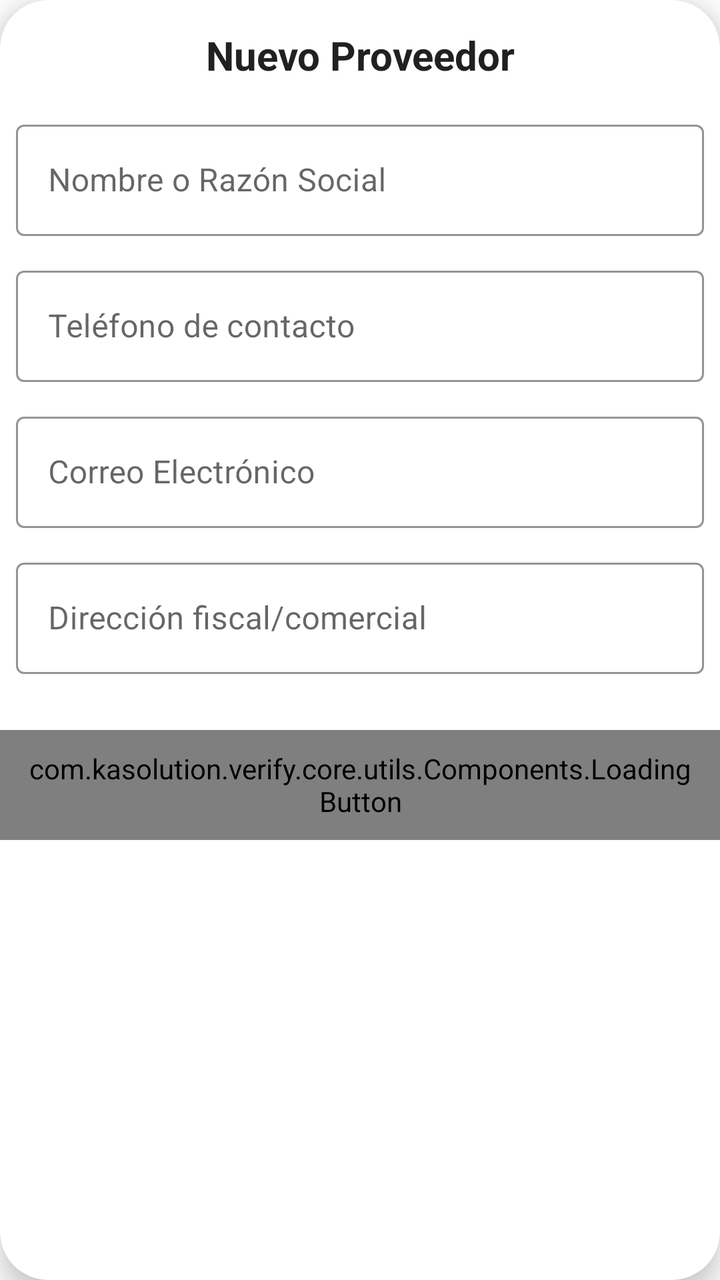
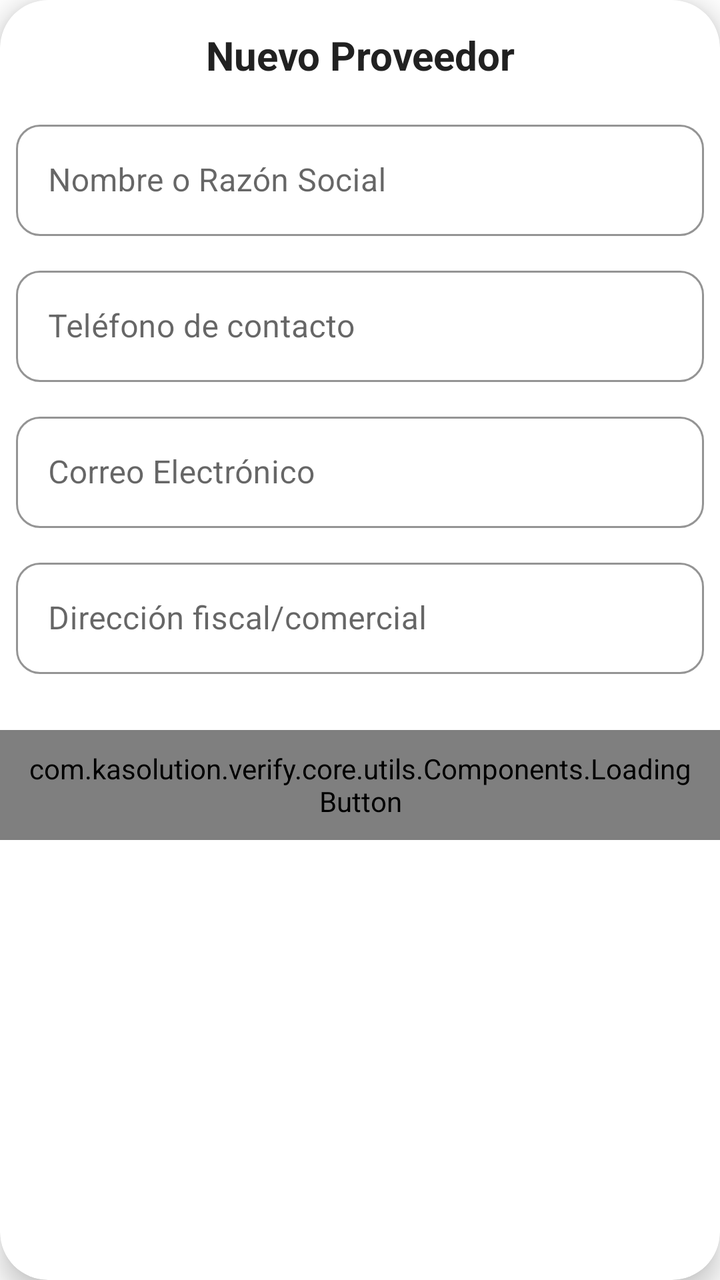

Two renders of the same Android screen: before a commit and after it. Below are the layout's source before the change and the commit's diff.
<!-- AndroidManifest.xml: application theme Theme.VERIFY -->
<!-- res/layout/fragment_suppliers_form_dialog.xml -->
<?xml version="1.0" encoding="utf-8"?>
<com.google.android.material.card.MaterialCardView xmlns:android="http://schemas.android.com/apk/res/android"
    xmlns:app="http://schemas.android.com/apk/res-auto"
    android:layout_width="match_parent"
    android:layout_height="wrap_content"
    android:layout_margin="16dp"
    android:backgroundTint="@color/white_pure"
    android:padding="16dp"
    app:cardCornerRadius="24dp"
    app:cardElevation="8dp">

    <LinearLayout
        android:layout_width="match_parent"
        android:layout_height="wrap_content"
        android:orientation="vertical"
        android:paddingVertical="14dp">

        <TextView
            android:id="@+id/tv_dialog_title"
            android:layout_width="match_parent"
            android:layout_height="wrap_content"
            android:layout_marginBottom="16dp"
            android:gravity="center"
            android:text="Nuevo Proveedor"
            android:textColor="@color/grey_text_dark"
            android:textSize="20sp"
            android:textStyle="bold" />

        <ScrollView
            android:layout_width="match_parent"
            android:layout_height="wrap_content"
            android:scrollbars="none">

            <LinearLayout
                android:layout_width="match_parent"
                android:layout_height="wrap_content"
                android:orientation="vertical"
                android:paddingHorizontal="8dp">

                <com.google.android.material.textfield.TextInputLayout
                    android:id="@+id/til_nombre_prov"
                    style="@style/Widget.MaterialComponents.TextInputLayout.OutlinedBox"
                    android:layout_width="match_parent"
                    android:layout_height="wrap_content"
                    android:layout_marginBottom="12dp"
                    app:boxStrokeColor="@color/blue_corporative_primary"
                    app:hintTextColor="@color/blue_corporative_primary">

                    <com.google.android.material.textfield.TextInputEditText
                        android:id="@+id/et_nombre_prov"
                        android:layout_width="match_parent"
                        android:layout_height="wrap_content"
                        android:hint="Nombre o Razón Social"
                        android:inputType="textCapWords" />
                </com.google.android.material.textfield.TextInputLayout>

                <com.google.android.material.textfield.TextInputLayout
                    android:id="@+id/til_telefono_prov"
                    style="@style/Widget.MaterialComponents.TextInputLayout.OutlinedBox"
                    android:layout_width="match_parent"
                    android:layout_height="wrap_content"
                    android:layout_marginBottom="12dp"
                    app:boxStrokeColor="@color/blue_corporative_primary"
                    app:hintTextColor="@color/blue_corporative_primary">

                    <com.google.android.material.textfield.TextInputEditText
                        android:id="@+id/et_telefono_prov"
                        android:layout_width="match_parent"
                        android:layout_height="wrap_content"
                        android:hint="Teléfono de contacto"
                        android:inputType="phone" />
                </com.google.android.material.textfield.TextInputLayout>

                <com.google.android.material.textfield.TextInputLayout
                    android:id="@+id/til_email_prov"
                    style="@style/Widget.MaterialComponents.TextInputLayout.OutlinedBox"
                    android:layout_width="match_parent"
                    android:layout_height="wrap_content"
                    android:layout_marginBottom="12dp"
                    app:boxStrokeColor="@color/blue_corporative_primary"
                    app:hintTextColor="@color/blue_corporative_primary">

                    <com.google.android.material.textfield.TextInputEditText
                        android:id="@+id/et_email_prov"
                        android:layout_width="match_parent"
                        android:layout_height="wrap_content"
                        android:hint="Correo Electrónico"
                        android:inputType="textEmailAddress" />
                </com.google.android.material.textfield.TextInputLayout>

                <com.google.android.material.textfield.TextInputLayout
                    android:id="@+id/til_direccion_prov"
                    style="@style/Widget.MaterialComponents.TextInputLayout.OutlinedBox"
                    android:layout_width="match_parent"
                    android:layout_height="wrap_content"
                    android:layout_marginBottom="12dp"
                    app:boxStrokeColor="@color/blue_corporative_primary"
                    app:hintTextColor="@color/blue_corporative_primary">

                    <com.google.android.material.textfield.TextInputEditText
                        android:id="@+id/et_direccion_prov"
                        android:layout_width="match_parent"
                        android:layout_height="wrap_content"
                        android:hint="Dirección fiscal/comercial"
                        android:inputType="textPostalAddress" />
                </com.google.android.material.textfield.TextInputLayout>

            </LinearLayout>
        </ScrollView>

        <com.kasolution.verify.core.utils.Components.LoadingButton
            android:id="@+id/btn_save_prov"
            android:layout_width="match_parent"
            android:layout_height="55dp"
            android:layout_marginTop="16dp"
            android:text="REGISTRAR PROVEEDOR"
            android:paddingHorizontal="14dp"
            android:textColor="@color/white_pure"
            android:textSize="14sp"
            android:textStyle="bold"
            app:buttonColor="@color/blue_corporative_primary" />

    </LinearLayout>
</com.google.android.material.card.MaterialCardView>
<!-- resources referenced by this layout -->
<resources>
  <color name="blue_corporative_primary">#1E88E5</color>
  <color name="grey_text_dark">#212121</color>
  <color name="white_pure">#FFFFFF</color>
  <style name="Theme.VERIFY" parent="Base.Theme.VERIFY" />
  <style name="Base.Theme.VERIFY" parent="Theme.MaterialComponents.Light.NoActionBar">
          <item name="colorPrimary">@color/blue_corporative_primary</item>
          <item name="colorPrimaryDark">@color/blue_corporative_primary</item>
          <item name="colorAccent">@color/blue_corporative_primary</item>
  
          <item name="android:statusBarColor">@color/blue_corporative_primary</item>
          <item name="android:windowLightStatusBar">false</item>
          <item name="android:windowDrawsSystemBarBackgrounds">true</item>
          <item name="android:windowTranslucentStatus">false</item>
  
          <item name="android:textColorPrimary">@color/grey_text_dark</item>
  
          <item name="bottomSheetDialogTheme">@style/CustomBottomSheetDialog</item>
      </style>
  <style name="CustomBottomSheetDialog" parent="Theme.Design.Light.BottomSheetDialog">
          <item name="android:windowIsFloating">false</item>
          <item name="bottomSheetStyle">@style/CustomBottomSheetStyle</item>
      </style>
  <style name="CustomBottomSheetStyle" parent="Widget.Design.BottomSheet.Modal">
          <item name="android:background">@drawable/bg_bottom_sheet</item>
          <item name="backgroundTint">@android:color/transparent</item>
      </style>
  <!-- drawable bg_bottom_sheet (drawable) -->
  <shape xmlns:android="http://schemas.android.com/apk/res/android">
      <solid android:color="@color/white_pure" />
      <corners android:topLeftRadius="20dp" android:topRightRadius="20dp" />
  </shape>
</resources>

<!-- the commit's change to res/layout/fragment_suppliers_form_dialog.xml (unified diff, before → after) -->
@@ -43,6 +43,10 @@
                     android:layout_width="match_parent"
                     android:layout_height="wrap_content"
                     android:layout_marginBottom="12dp"
+                    app:boxCornerRadiusBottomEnd="12dp"
+                    app:boxCornerRadiusBottomStart="12dp"
+                    app:boxCornerRadiusTopEnd="12dp"
+                    app:boxCornerRadiusTopStart="12dp"
                     app:boxStrokeColor="@color/blue_corporative_primary"
                     app:hintTextColor="@color/blue_corporative_primary">
 
@@ -60,6 +64,10 @@
                     android:layout_width="match_parent"
                     android:layout_height="wrap_content"
                     android:layout_marginBottom="12dp"
+                    app:boxCornerRadiusBottomEnd="12dp"
+                    app:boxCornerRadiusBottomStart="12dp"
+                    app:boxCornerRadiusTopEnd="12dp"
+                    app:boxCornerRadiusTopStart="12dp"
                     app:boxStrokeColor="@color/blue_corporative_primary"
                     app:hintTextColor="@color/blue_corporative_primary">
 
@@ -77,6 +85,10 @@
                     android:layout_width="match_parent"
                     android:layout_height="wrap_content"
                     android:layout_marginBottom="12dp"
+                    app:boxCornerRadiusBottomEnd="12dp"
+                    app:boxCornerRadiusBottomStart="12dp"
+                    app:boxCornerRadiusTopEnd="12dp"
+                    app:boxCornerRadiusTopStart="12dp"
                     app:boxStrokeColor="@color/blue_corporative_primary"
                     app:hintTextColor="@color/blue_corporative_primary">
 
@@ -94,6 +106,10 @@
                     android:layout_width="match_parent"
                     android:layout_height="wrap_content"
                     android:layout_marginBottom="12dp"
+                    app:boxCornerRadiusBottomEnd="12dp"
+                    app:boxCornerRadiusBottomStart="12dp"
+                    app:boxCornerRadiusTopEnd="12dp"
+                    app:boxCornerRadiusTopStart="12dp"
                     app:boxStrokeColor="@color/blue_corporative_primary"
                     app:hintTextColor="@color/blue_corporative_primary">
 
@@ -113,8 +129,8 @@
             android:layout_width="match_parent"
             android:layout_height="55dp"
             android:layout_marginTop="16dp"
+            android:paddingHorizontal="14dp"
             android:text="REGISTRAR PROVEEDOR"
-            android:paddingHorizontal="14dp"
             android:textColor="@color/white_pure"
             android:textSize="14sp"
             android:textStyle="bold"
